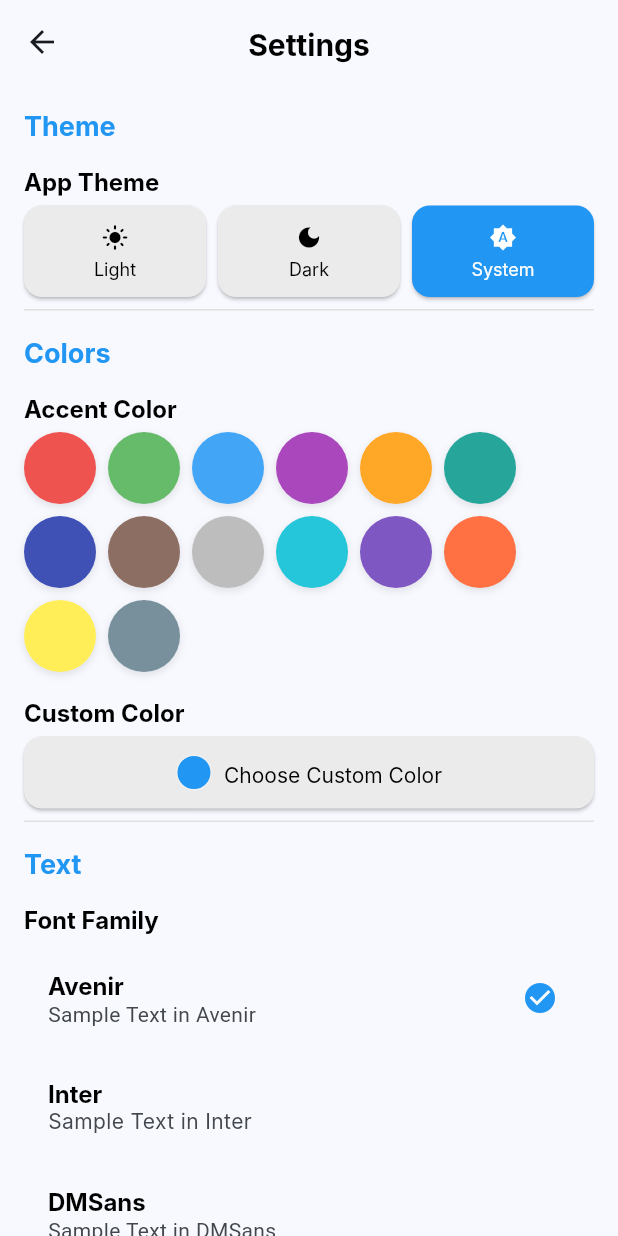
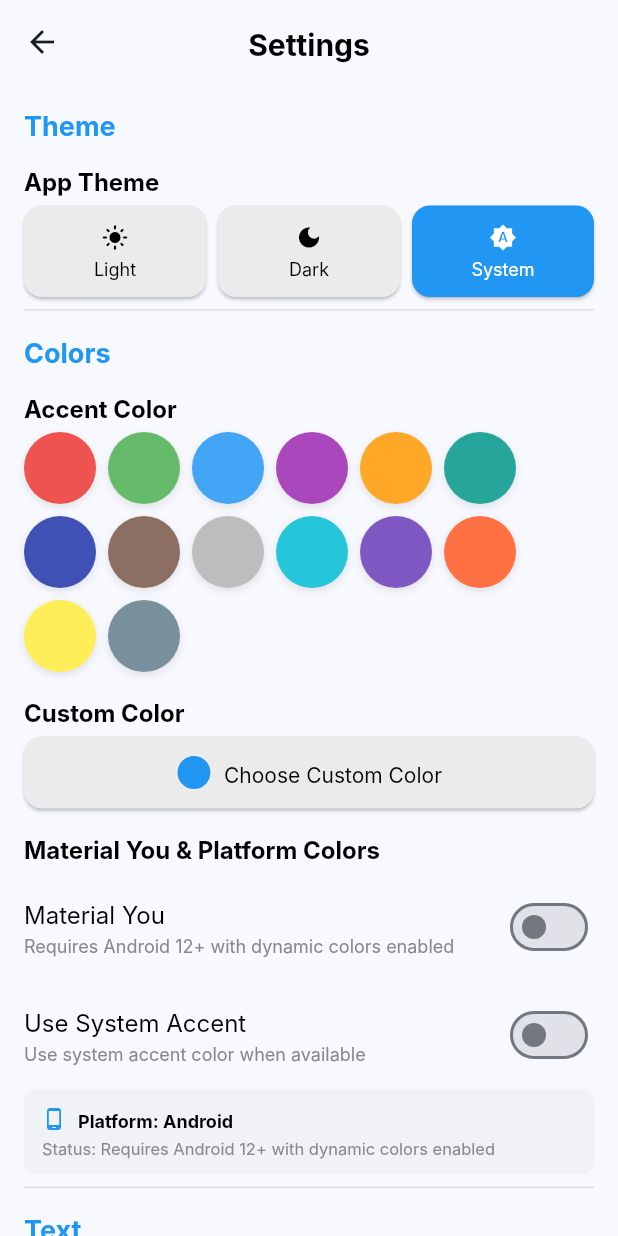
Before and after one commit to Khang5687/Dynamic-Theme-Boilerplate-Flutter, a Flutter app: the screen it shows after launch, after a tap on the "settings" icon, on a phone screen of 412 x 824 dp. Run offline on Flutter 3.47's test engine with Material 3 defaults, Android fonts, the phone set to English and light mode, and no system bars; our stand-ins replace auto_size_text, dynamic_color, flutter_colorpicker, shared_preferences; Roboto replaces fonts that are missing (Avenir, DMSans, Inter).

Commit message:
Add Material You Support - Untested

```diff
--- a/theme/lib/core/settings/app_settings.dart
+++ b/theme/lib/core/settings/app_settings.dart
@@ -96,9 +96,9 @@ class AppSettings {
     return {
       // Theme settings
       'themeMode': 'system', // 'light', 'dark', 'system'
-      'materialYou': false,
-      'useSystemAccent': false,
-      'accentColor': '0xFF2196F3', // Default blue
+      'materialYou': false,   // User can enable if supported
+      'useSystemAccent': false, // User can enable if supported
+      'accentColor': '0xFF2196F3', // Default blue fallback
 
       // Text settings
       'font': 'Avenir', // 'system', 'Avenir', 'Inter', 'DMSans', etc.
--- a/theme/lib/core/theme/app_theme.dart
+++ b/theme/lib/core/theme/app_theme.dart
@@ -2,16 +2,17 @@ import 'package:flutter/material.dart';
 import 'package:flutter/services.dart';
 import 'app_colors.dart';
 import '../settings/app_settings.dart';
+import 'material_you.dart';
 
 /// Main theme configuration class
 class AppTheme {
   /// Create light theme
   static ThemeData lightTheme({Color? accentColor}) {
-    final accent = accentColor ?? AppSettings.accentColor;
+    final accent = accentColor ?? MaterialYouManager.getAccentColor();
 
-    final colorScheme = ColorScheme.fromSeed(
-      seedColor: accent,
+    final colorScheme = MaterialYouManager.createColorScheme(
       brightness: Brightness.light,
+      fallbackSeedColor: accent,
     );
 
     final themeData = ThemeData(
@@ -89,11 +90,11 @@ class AppTheme {
 
   /// Create dark theme
   static ThemeData darkTheme({Color? accentColor}) {
-    final accent = accentColor ?? AppSettings.accentColor;
+    final accent = accentColor ?? MaterialYouManager.getAccentColor();
 
-    final colorScheme = ColorScheme.fromSeed(
-      seedColor: accent,
+    final colorScheme = MaterialYouManager.createColorScheme(
       brightness: Brightness.dark,
+      fallbackSeedColor: accent,
     );
 
     final themeData = ThemeData(
--- /dev/null
+++ b/theme/lib/core/theme/material_you.dart
@@ -0,0 +1,211 @@
+import 'package:flutter/foundation.dart';
+import 'package:flutter/material.dart';
+import 'package:dynamic_color/dynamic_color.dart';
+import '../settings/app_settings.dart';
+
+/// Material You integration for dynamic theming
+class MaterialYouManager {
+  static ColorScheme? _lightDynamic;
+  static ColorScheme? _darkDynamic;
+  static bool _initialized = false;
+
+  /// Initialize Material You colors from system
+  static Future<void> initialize() async {
+    if (_initialized) return;
+
+    try {
+      // Get dynamic colors from system (Android 12+ or supported platforms)
+      final corePalette = await DynamicColorPlugin.getCorePalette();
+
+      if (corePalette != null) {
+        _lightDynamic = corePalette.toColorScheme(brightness: Brightness.light);
+        _darkDynamic = corePalette.toColorScheme(brightness: Brightness.dark);
+
+        debugPrint('Material You: Dynamic colors loaded successfully');
+      }
+    } catch (e) {
+      debugPrint('Material You initialization failed: $e');
+    }
+
+    _initialized = true;
+  }
+
+  /// Check if Material You is supported on current platform
+  static bool isSupported() {
+    if (kIsWeb) return false;
+
+    switch (defaultTargetPlatform) {
+      case TargetPlatform.android:
+        // Material You is supported on Android 12+ (API 31+)
+        // We'll allow it even if dynamic colors aren't available yet
+        return true;
+      case TargetPlatform.iOS:
+        // iOS doesn't have Material You but can use system accent colors
+        return false;
+      default:
+        return false;
+    }
+  }
+
+  /// Check if dynamic colors are actually available
+  static bool hasDynamicColors() {
+    return _lightDynamic != null && _darkDynamic != null;
+  }
+
+  /// Check if Material You is enabled in settings
+  static bool isEnabled() {
+    return AppSettings.getWithDefault<bool>('materialYou', false) && isSupported();
+  }
+
+  /// Check if Material You is enabled AND has dynamic colors
+  static bool isEnabledWithDynamicColors() {
+    return isEnabled() && hasDynamicColors();
+  }
+
+  /// Get dynamic color scheme for the given brightness
+  static ColorScheme? getDynamicColorScheme(Brightness brightness) {
+    if (!isEnabledWithDynamicColors()) return null;
+
+    return brightness == Brightness.light ? _lightDynamic : _darkDynamic;
+  }
+
+  /// Get system accent color or fallback
+  static Color getSystemAccentColor() {
+    if (isEnabledWithDynamicColors()) {
+      return _lightDynamic!.primary;
+    }
+
+    // Fallback to user-selected accent color
+    return AppSettings.accentColor;
+  }
+
+  /// Check if system accent should be used
+  static bool shouldUseSystemAccent() {
+    return AppSettings.getWithDefault<bool>('useSystemAccent', false) &&
+           isSupported();
+  }
+
+  /// Get platform-appropriate accent color
+  static Color getAccentColor() {
+    if (shouldUseSystemAccent()) {
+      return getSystemAccentColor();
+    }
+    return AppSettings.accentColor;
+  }
+
+  /// Create ColorScheme with Material You integration
+  static ColorScheme createColorScheme({
+    required Brightness brightness,
+    Color? fallbackSeedColor,
+  }) {
+    // Try to get dynamic color scheme first
+    final dynamicScheme = getDynamicColorScheme(brightness);
+    if (dynamicScheme != null) {
+      return dynamicScheme;
+    }
+
+    // Fallback to seed-based color scheme
+    final seedColor = fallbackSeedColor ?? getAccentColor();
+    return ColorScheme.fromSeed(
+      seedColor: seedColor,
+      brightness: brightness,
+    );
+  }
+
+  /// Generate theme-aware surfaces for Material You
+  static Color getSurfaceColor(BuildContext context, {
+    Color? fallbackColor,
+    double elevation = 0,
+  }) {
+    if (isEnabledWithDynamicColors()) {
+      final colorScheme = Theme.of(context).colorScheme;
+
+      // Use Material You surface tones based on elevation
+      if (elevation == 0) return colorScheme.surface;
+      if (elevation <= 1) return colorScheme.surfaceVariant;
+      if (elevation <= 3) return colorScheme.surfaceContainerLow;
+      if (elevation <= 6) return colorScheme.surfaceContainer;
+      return colorScheme.surfaceContainerHigh;
+    }
+
+    return fallbackColor ?? Theme.of(context).colorScheme.surface;
+  }
+
+  /// Check if current platform supports system colors
+  static bool supportsPlatformColors() {
+    if (kIsWeb) return false;
+
+    switch (defaultTargetPlatform) {
+      case TargetPlatform.android:
+        return true; // Android 12+ supports Material You
+      case TargetPlatform.iOS:
+        return true; // iOS supports system accent colors
+      case TargetPlatform.macOS:
+        return true; // macOS supports system accent colors
+      default:
+        return false;
+    }
+  }
+
+  /// Get platform name for display
+  static String getPlatformName() {
+    switch (defaultTargetPlatform) {
+      case TargetPlatform.android:
+        return 'Android';
+      case TargetPlatform.iOS:
+        return 'iOS';
+      case TargetPlatform.macOS:
+        return 'macOS';
+      case TargetPlatform.windows:
+        return 'Windows';
+      case TargetPlatform.linux:
+        return 'Linux';
+      default:
+        return 'Unknown';
+    }
+  }
+
+  /// Reset Material You colors (useful for debugging)
+  static void reset() {
+    _lightDynamic = null;
+    _darkDynamic = null;
+    _initialized = false;
+  }
+
+  /// Get a user-friendly status message
+  static String getStatusMessage() {
+    if (!isSupported()) {
+      return 'Not supported on ${getPlatformName()}';
+    }
+
+    if (!_initialized) {
+      return 'Initializing...';
+    }
+
+    if (!hasDynamicColors()) {
+      if (defaultTargetPlatform == TargetPlatform.android) {
+        return 'Requires Android 12+ with dynamic colors enabled';
+      }
+      return 'Dynamic colors not available';
+    }
+
+    return isEnabled() ? 'Active with dynamic colors' : 'Available but disabled';
+  }
+
+  /// Debug info about Material You status
+  static Map<String, dynamic> getDebugInfo() {
+    return {
+      'platform': getPlatformName(),
+      'isSupported': isSupported(),
+      'isEnabled': isEnabled(),
+      'hasDynamicColors': hasDynamicColors(),
+      'isEnabledWithDynamicColors': isEnabledWithDynamicColors(),
+      'hasLightDynamic': _lightDynamic != null,
+      'hasDarkDynamic': _darkDynamic != null,
+      'useSystemAccent': shouldUseSystemAccent(),
+      'systemAccentColor': getSystemAccentColor().toString(),
+      'fallbackAccentColor': AppSettings.accentColor.toString(),
+      'statusMessage': getStatusMessage(),
+    };
+  }
+}
--- a/theme/lib/main.dart
+++ b/theme/lib/main.dart
@@ -1,7 +1,10 @@
 import 'package:flutter/material.dart';
+import 'package:flutter/cupertino.dart';
 import 'core/settings/app_settings.dart';
 import 'core/theme/app_theme.dart';
 import 'core/theme/app_colors.dart';
+import 'core/theme/material_you.dart';
+import 'core/theme/ios_theme.dart';
 import 'widgets/app_text.dart';
 import 'pages/settings_page.dart';
 
@@ -10,6 +13,9 @@ void main() async {
 
   // Initialize the settings system
   await AppSettings.initialize();
+
+  // Initialize Material You system
+  await MaterialYouManager.initialize();
 
   runApp(MyApp());
 }
--- a/theme/lib/pages/settings_page.dart
+++ b/theme/lib/pages/settings_page.dart
@@ -1,8 +1,9 @@
 import 'package:flutter/material.dart';
-import 'package:flutter_colorpicker/flutter_colorpicker.dart';
+import 'package:flutter_colorpicker/flutter_colorpicker.dart' as flutter_colorpicker;
 import '../core/settings/app_settings.dart';
 import '../core/theme/app_theme.dart';
 import '../core/theme/app_colors.dart';
+import '../core/theme/material_you.dart';
 import '../widgets/app_text.dart';
 
 class SettingsPage extends StatefulWidget {
@@ -34,6 +35,7 @@ class _SettingsPageState extends State<SettingsPage> {
           _buildSectionHeader('Colors'),
           _buildAccentColorSelector(),
           _buildCustomColorPicker(),
+          _buildMaterialYouSettings(),
           _buildDivider(),
 
           // Text Section
@@ -276,7 +278,7 @@ class _SettingsPageState extends State<SettingsPage> {
             fontWeight: FontWeight.bold,
           ),
           content: SingleChildScrollView(
-            child: ColorPicker(
+            child: flutter_colorpicker.ColorPicker(
               pickerColor: pickerColor,
               onColorChanged: (color) {
                 pickerColor = color;
@@ -285,7 +287,7 @@ class _SettingsPageState extends State<SettingsPage> {
               enableAlpha: false,
               displayThumbColor: true,
               showLabel: true,
-              paletteType: PaletteType.hsvWithHue,
+              paletteType: flutter_colorpicker.PaletteType.hsvWithHue,
             ),
           ),
           actions: <Widget>[
@@ -419,6 +421,111 @@ class _SettingsPageState extends State<SettingsPage> {
     );
   }
 
+  Widget _buildMaterialYouSettings() {
+    return Padding(
+      padding: const EdgeInsets.symmetric(horizontal: 16, vertical: 8),
+      child: Column(
+        crossAxisAlignment: CrossAxisAlignment.start,
+        children: [
+          const AppText(
+            'Material You & Platform Colors',
+            fontSize: 16,
+            fontWeight: FontWeight.bold,
+          ),
+          const SizedBox(height: 8),
+
+          // Material You toggle
+          SwitchListTile(
+            title: const AppText('Material You'),
+            subtitle: AppText(
+              MaterialYouManager.getStatusMessage(),
+              fontSize: 12,
+              colorName: 'textLight',
+            ),
+            value: AppSettings.getWithDefault<bool>('materialYou', false),
+            onChanged: MaterialYouManager.isSupported()
+                ? (value) async {
+                    await AppSettings.set('materialYou', value);
+                    setState(() {});
+                  }
+                : null,
+            contentPadding: EdgeInsets.zero,
+          ),
+
+          // System accent toggle
+          SwitchListTile(
+            title: const AppText('Use System Accent'),
+            subtitle: AppText(
+              MaterialYouManager.supportsPlatformColors()
+                  ? 'Use system accent color when available'
+                  : 'Platform doesn\'t support system colors',
+              fontSize: 12,
+              colorName: 'textLight',
+            ),
+            value: AppSettings.getWithDefault<bool>('useSystemAccent', false),
+            onChanged: MaterialYouManager.supportsPlatformColors()
+                ? (value) async {
+                    await AppSettings.set('useSystemAccent', value);
+                    setState(() {});
+                  }
+                : null,
+            contentPadding: EdgeInsets.zero,
+          ),
+
+          // Platform info
+          Container(
+            padding: const EdgeInsets.all(12),
+            decoration: BoxDecoration(
+              color: getColor(context, 'surfaceContainer').withOpacity(0.5),
+              borderRadius: BorderRadius.circular(8),
+            ),
+            child: Column(
+              crossAxisAlignment: CrossAxisAlignment.start,
+              children: [
+                Row(
+                  children: [
+                    Icon(
+                      MaterialYouManager.hasDynamicColors()
+                          ? Icons.palette
+                          : MaterialYouManager.isSupported()
+                              ? Icons.phone_android
+                              : Icons.info_outline,
+                      size: 16,
+                      color: getColor(context, 'primary'),
+                    ),
+                    const SizedBox(width: 8),
+                    Expanded(
+                      child: AppText(
+                        'Platform: ${MaterialYouManager.getPlatformName()}',
+                        fontSize: 12,
+                        fontWeight: FontWeight.bold,
+                        colorName: 'text',
+                      ),
+                    ),
+                  ],
+                ),
+                const SizedBox(height: 4),
+                AppText(
+                  'Status: ${MaterialYouManager.getStatusMessage()}',
+                  fontSize: 11,
+                  colorName: 'textLight',
+                ),
+                if (MaterialYouManager.hasDynamicColors()) ...[
+                  const SizedBox(height: 4),
+                  AppText(
+                    '✓ Dynamic colors available',
+                    fontSize: 11,
+                    colorName: 'success',
+                  ),
+                ],
+              ],
+            ),
+          ),
+        ],
+      ),
+    );
+  }
+
   Widget _buildAboutTile() {
     return ListTile(
       title: const AppText(
@@ -427,7 +534,7 @@ class _SettingsPageState extends State<SettingsPage> {
         fontWeight: FontWeight.bold,
       ),
       subtitle: const AppText(
-        'A comprehensive theming system based on the budget app',
+        'A comprehensive theming system with Material You & iOS support',
         fontSize: 12,
         colorName: 'textLight',
       ),
@@ -436,13 +543,13 @@ class _SettingsPageState extends State<SettingsPage> {
         showAboutDialog(
           context: context,
           applicationName: 'Theme Foundation',
-          applicationVersion: '1.0.0',
-          applicationLegalese: '© 2023',
+          applicationVersion: '0.0.1',
+          applicationLegalese: 'This application is licensed under the GNU General Public License v3.0. For more details, visit https://www.gnu.org/licenses/gpl-3.0.html',
           children: [
             const Padding(
               padding: EdgeInsets.only(top: 16),
               child: AppText(
-                'A comprehensive theming system with support for light/dark modes, custom colors, fonts, and accessibility features.',
+                'Wassup',
                 fontSize: 14,
               ),
             ),
```
